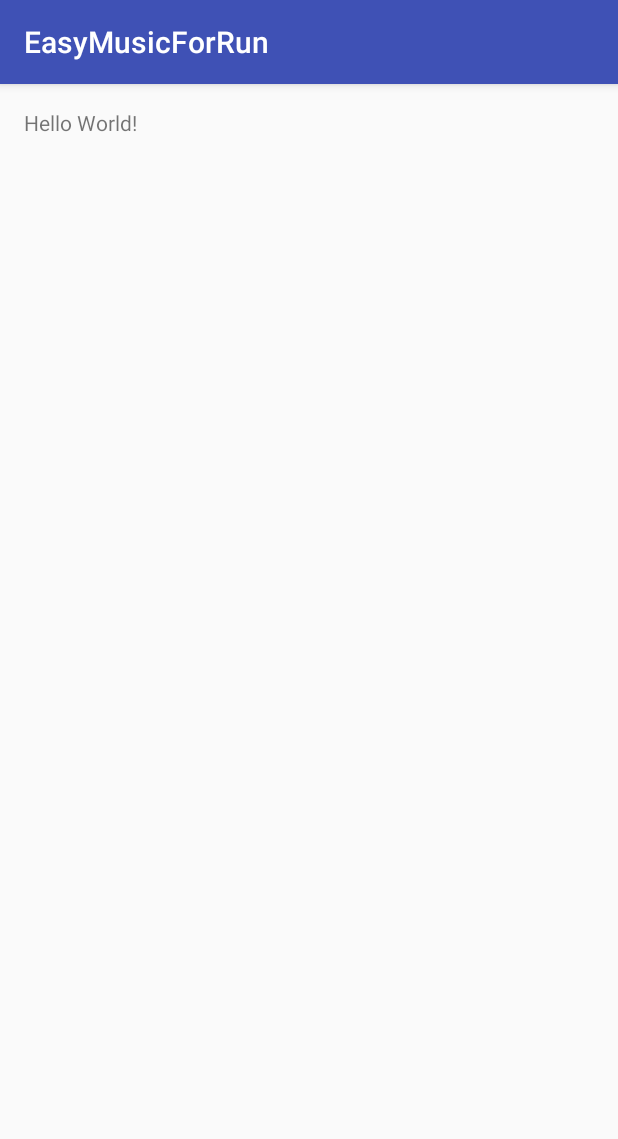
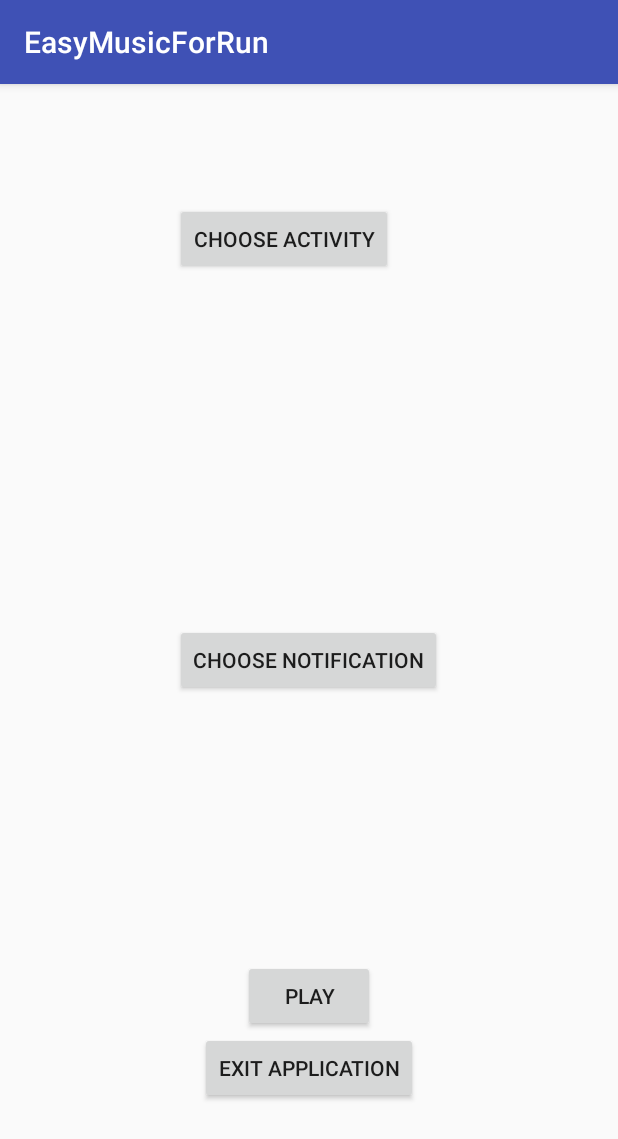
Before and after one commit to samrudhisharma/EasyMusicForRun, an Android app: the screen it shows after launch (MainActivity before the commit, HomePage after it), on a phone screen of 412 x 824 dp. Shown: the top 1139 px of the screen. Run offline under Robolectric (Android 15) with nearby library versions, the phone set to English and light mode, and no system bars.

Commit message:
Connecting the dots 1

```diff
--- a/app/src/main/java/easymusicforrun/easymusicforrun/ChooseNotification.java
+++ b/app/src/main/java/easymusicforrun/easymusicforrun/ChooseNotification.java
@@ -11,6 +11,6 @@ public class ChooseNotification extends AppCompatActivity {
     @Override
     protected void onCreate(Bundle savedInstanceState) {
         super.onCreate(savedInstanceState);
-        setContentView(R.layout.activity_main);
+        setContentView(R.layout.activity_choosenotification);
     }
 }
--- a/app/src/main/java/easymusicforrun/easymusicforrun/MainActivity.java
+++ /dev/null
@@ -1,13 +0,0 @@
-package easymusicforrun.easymusicforrun;
-
-import android.support.v7.app.AppCompatActivity;
-import android.os.Bundle;
-
-public class MainActivity extends AppCompatActivity {
-
-    @Override
-    protected void onCreate(Bundle savedInstanceState) {
-        super.onCreate(savedInstanceState);
-        setContentView(R.layout.activity_main);
-    }
-}
--- a/app/src/main/java/easymusicforrun/easymusicforrun/MusicPlaying.java
+++ b/app/src/main/java/easymusicforrun/easymusicforrun/MusicPlaying.java
@@ -11,6 +11,6 @@ public class MusicPlaying extends AppCompatActivity {
     @Override
     protected void onCreate(Bundle savedInstanceState) {
         super.onCreate(savedInstanceState);
-        setContentView(R.layout.activity_main);
+        setContentView(R.layout.activity_musicplaying);
     }
 }
--- a/app/src/main/java/easymusicforrun/easymusicforrun/MusicPlaylist.java
+++ b/app/src/main/java/easymusicforrun/easymusicforrun/MusicPlaylist.java
@@ -11,6 +11,6 @@ public class MusicPlaylist extends AppCompatActivity {
     @Override
     protected void onCreate(Bundle savedInstanceState) {
         super.onCreate(savedInstanceState);
-        setContentView(R.layout.activity_main);
+        setContentView(R.layout.activity_musicplaylist);
     }
 }
--- a/app/src/main/res/layout/activity_homepage.xml
+++ b/app/src/main/res/layout/activity_homepage.xml
@@ -14,6 +14,7 @@
             android:layout_height="wrap_content"
             android:text="Choose Activity"
             android:id="@+id/button"
+            android:onClick="callListActivity"
             android:layout_gravity="center_horizontal"
             android:layout_marginTop="79dp"
             android:layout_alignParentTop="true"
@@ -23,6 +24,7 @@
             android:layout_width="wrap_content"
             android:layout_height="wrap_content"
             android:text="Choose Notification"
+            android:onClick="callChooseNotification"
             android:id="@+id/button2"
             android:layout_centerVertical="true"
             android:layout_centerHorizontal="true" />
@@ -35,5 +37,14 @@
             android:layout_alignParentBottom="true"
             android:layout_centerHorizontal="true"
             android:layout_marginBottom="88dp" />
+
+        <Button
+            android:layout_width="wrap_content"
+            android:layout_height="wrap_content"
+            android:text="Play"
+            android:onClick="callMusicPlaying"
+            android:id="@+id/button13"
+            android:layout_above="@+id/button3"
+            android:layout_centerHorizontal="true" />
     </RelativeLayout>
 </LinearLayout>
--- a/app/src/main/res/layout/activity_listactivity.xml
+++ b/app/src/main/res/layout/activity_listactivity.xml
@@ -12,6 +12,7 @@
             android:layout_width="wrap_content"
             android:layout_height="wrap_content"
             android:text="Walking"
+            android:onClick="callUserPreferences"
             android:id="@+id/button4"
             android:layout_alignParentTop="true"
             android:layout_centerHorizontal="true"
@@ -21,6 +22,7 @@
             android:layout_width="wrap_content"
             android:layout_height="wrap_content"
             android:text="Running"
+            android:onClick="callUserPreferences"
             android:id="@+id/button5"
             android:layout_marginTop="54dp"
             android:layout_below="@+id/button4"
@@ -39,6 +41,7 @@
             android:layout_width="wrap_content"
             android:layout_height="wrap_content"
             android:text="New Profile"
+            android:onClick="callUserPreferences"
             android:id="@+id/button7"
             android:layout_marginTop="36dp"
             android:layout_below="@+id/button6"
--- a/app/src/main/res/layout/activity_main.xml
+++ /dev/null
@@ -1,16 +0,0 @@
-<?xml version="1.0" encoding="utf-8"?>
-<RelativeLayout xmlns:android="http://schemas.android.com/apk/res/android"
-    xmlns:tools="http://schemas.android.com/tools"
-    android:layout_width="match_parent"
-    android:layout_height="match_parent"
-    android:paddingBottom="@dimen/activity_vertical_margin"
-    android:paddingLeft="@dimen/activity_horizontal_margin"
-    android:paddingRight="@dimen/activity_horizontal_margin"
-    android:paddingTop="@dimen/activity_vertical_margin"
-    tools:context="easymusicforrun.easymusicforrun.MainActivity">
-
-    <TextView
-        android:layout_width="wrap_content"
-        android:layout_height="wrap_content"
-        android:text="Hello World!" />
-</RelativeLayout>
--- a/app/src/main/res/layout/activity_userpreferences.xml
+++ b/app/src/main/res/layout/activity_userpreferences.xml
@@ -12,6 +12,7 @@
             android:layout_width="wrap_content"
             android:layout_height="wrap_content"
             android:text="Music Preferences"
+            android:onClick="callMusicPlaylist"
             android:id="@+id/button8"
             android:layout_alignParentTop="true"
             android:layout_centerHorizontal="true"
@@ -21,6 +22,7 @@
             android:layout_width="wrap_content"
             android:layout_height="wrap_content"
             android:text="Speed Preferences"
+            android:onClick="callEnterSpeed"
             android:id="@+id/button9"
             android:layout_centerVertical="true"
             android:layout_alignStart="@+id/button8" />
```
Also changed, not shown: app/src/main/AndroidManifest.xml (+14 -1 lines), app/src/main/java/easymusicforrun/easymusicforrun/HomePage.java (+24 -1 lines), app/src/main/java/easymusicforrun/easymusicforrun/ListActivity.java (+12 -1 lines), app/src/main/java/easymusicforrun/easymusicforrun/UserPreferences.java (+16 -1 lines).
